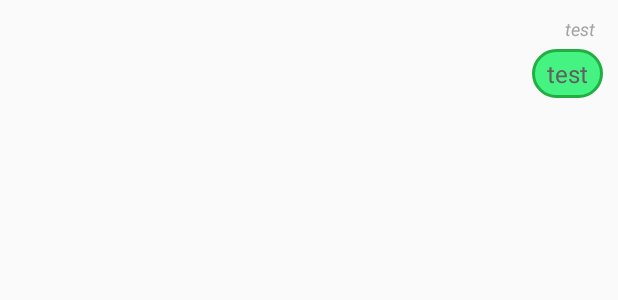
After one commit to Hangtom-Mobile-Group/AskhmerChat, an Android app: the layout list_item_message_right.xml on its own in the app's theme, with its tools: preview values and no code run, on a phone screen of 412 x 824 dp. The commit adds this screen. Shown: the top 300 px of the screen. Run offline under Robolectric (Android 15) with nearby library versions, the phone set to English and light mode, and no system bars.

```diff
--- a/app/src/main/AndroidManifest.xml
+++ b/app/src/main/AndroidManifest.xml
@@ -8,7 +8,7 @@
         android:label="@string/app_name"
         android:supportsRtl="true"
         android:theme="@style/MyTabTheme.Base">
-        <activity android:name=".activity.PhoneLogIn"></activity>
+        <activity android:name=".activity.PhoneLogIn" />
         <activity android:name=".activity.MainActivityTab">
             <intent-filter>
                 <action android:name="android.intent.action.MAIN" />
@@ -16,7 +16,8 @@
                 <category android:name="android.intent.category.LAUNCHER" />
             </intent-filter>
         </activity>
-        <activity android:name=".activity.SecretChat"></activity>
+        <activity android:name=".activity.SecretChat" />
+        <activity android:name=".activity.Chat"></activity>
     </application>
 
 </manifest>
--- /dev/null
+++ b/app/src/main/res/drawable/bg_right_chat.xml
@@ -0,0 +1,8 @@
+<?xml version="1.0" encoding="utf-8"?>
+
+<shape xmlns:android="http://schemas.android.com/apk/res/android"
+    android:shape="rectangle">
+    <solid android:color="#d320f26a"/>
+    <stroke android:width="2dp" android:color="#21af42" />
+    <corners android:radius="20dp"/>
+</shape>
--- /dev/null
+++ b/app/src/main/res/layout/list_item_message_right.xml
@@ -0,0 +1,35 @@
+<?xml version="1.0" encoding="utf-8"?>
+<LinearLayout xmlns:android="http://schemas.android.com/apk/res/android"
+    android:layout_width="match_parent"
+    android:layout_height="match_parent"
+    android:gravity="right"
+    android:orientation="vertical"
+    android:paddingBottom="5dp"
+    android:paddingRight="10dp"
+    android:paddingTop="5dp" >
+
+    <TextView
+        android:id="@+id/lblMsgFrom"
+        android:layout_width="wrap_content"
+        android:layout_height="wrap_content"
+        android:padding="5dp"
+        android:text="test"
+        android:textColor="@color/colorGray"
+        android:textSize="12dp"
+        android:textStyle="italic" />
+
+    <TextView
+        android:id="@+id/txtMsg"
+        android:layout_width="wrap_content"
+        android:layout_height="wrap_content"
+        android:layout_marginLeft="80dp"
+        android:text="test"
+        android:background="@drawable/bg_right_chat"
+        android:paddingBottom="5dp"
+        android:paddingLeft="10dp"
+        android:paddingRight="10dp"
+        android:paddingTop="5dp"
+        android:textColor="@color/colorDarkGray"
+        android:textSize="16dp" />
+
+</LinearLayout>
--- a/app/src/main/res/layout/secret_chat_item.xml
+++ b/app/src/main/res/layout/secret_chat_item.xml
@@ -5,6 +5,7 @@
     android:layout_height="match_parent"
     android:orientation="vertical"
     android:id="@+id/list_row"
+    android:paddingBottom="2dp"
     android:clickable="true">
 
     <LinearLayout
```
Also changed, not shown: app/src/main/java/com/askhmer/chat/activity/Chat.java (added, +33 -0 lines), app/src/main/java/com/askhmer/chat/activity/SecretChat.java (+15 -0 lines), app/src/main/java/com/askhmer/chat/adapter/MessagesListAdapter.java (added, +75 -0 lines), app/src/main/java/com/askhmer/chat/listener/MyScrollListener.java (added, +42 -0 lines), app/src/main/java/com/askhmer/chat/listener/RecyclerItemClickListener.java (added, +45 -0 lines), app/src/main/java/com/askhmer/chat/model/Message.java (added, +40 -0 lines), app/src/main/res/drawable/bg_left_chat.xml (added, +8 -0 lines), app/src/main/res/layout/activity_chat.xml (added, +53 -0 lines), app/src/main/res/layout/list_item_message_left.xml (added, +34 -0 lines). Lines whose indentation alone changed are shown as unchanged.
